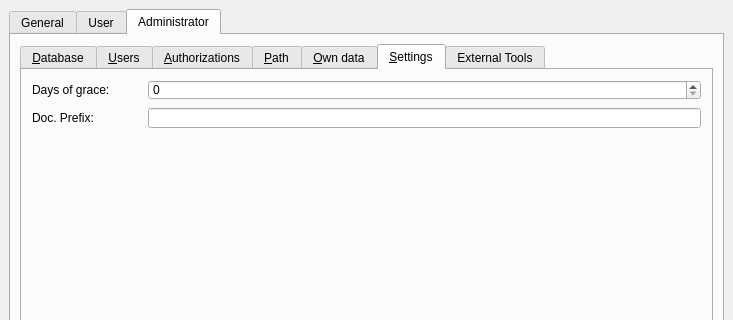
The window that trunk/ui/cfgfrm.ui (BackupTheBerlios/first4-svn) describes before a commit, drawn with Qt 5; both pictures show x 0 to 733 and y 0 to 320 of the 733 by 611 pixel window.
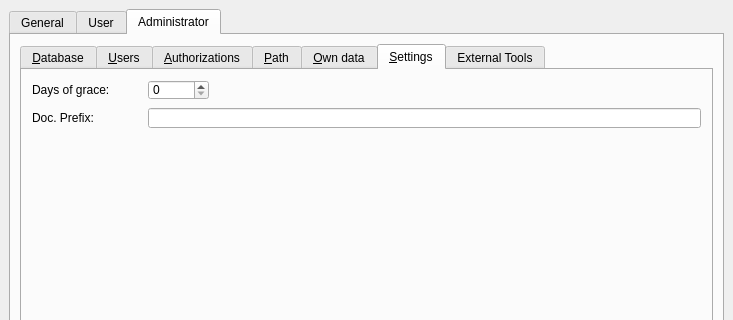
The same window after the commit. The open tabs and pages were chosen to show the change. Icons and pictures are not drawn.

```diff
--- a/trunk/ui/cfgfrm.ui
+++ b/trunk/ui/cfgfrm.ui
@@ -3739,7 +3739,7 @@
         <rect>
          <x>126</x>
          <y>10</y>
-         <width>553</width>
+         <width>61</width>
          <height>20</height>
         </rect>
        </property>
```
Left out of the diff: 24 changed lines with no effect on the pictures.
